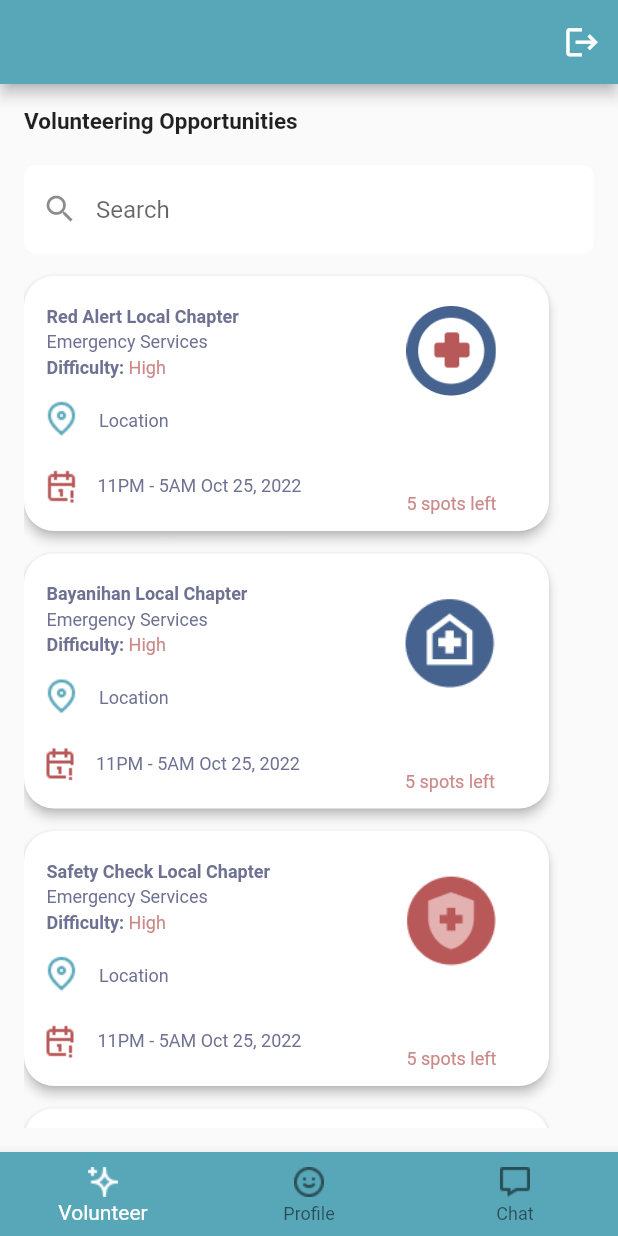
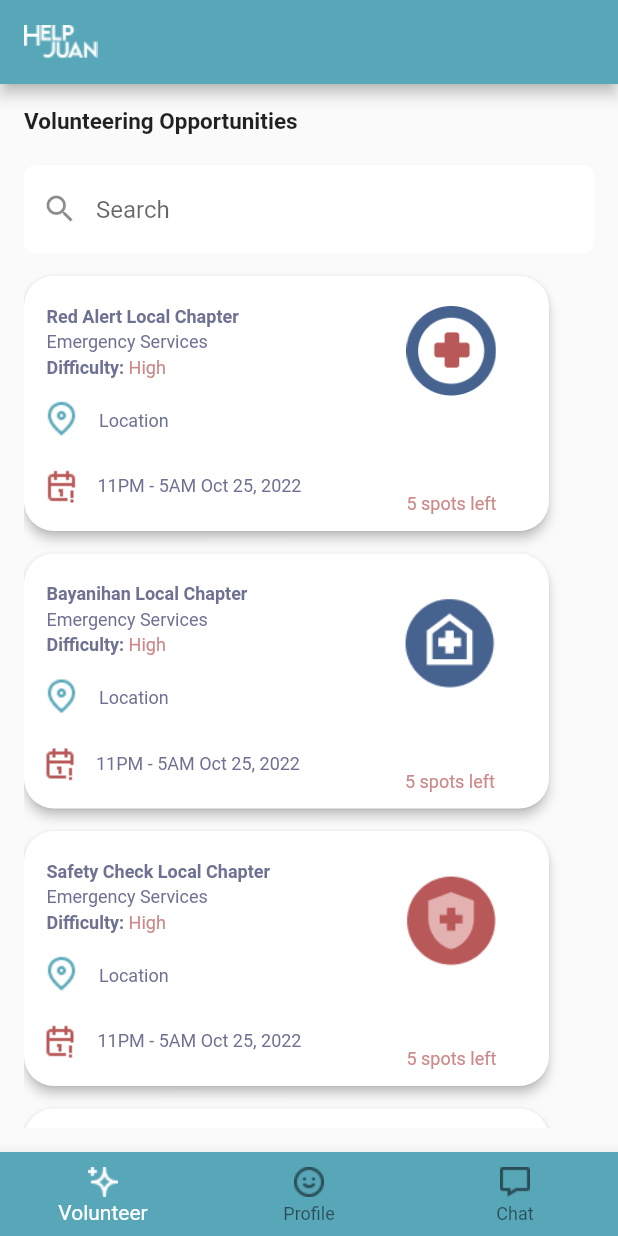
Before and after one commit to EruelUrsua/HelpJuan, a Flutter app: the screen it shows once a user with an empty profile is signed in, on a phone screen of 412 x 824 dp. Run offline on Flutter 3.47's test engine with Material 2 defaults, Android fonts, the phone set to English and light mode, and no system bars; our stand-ins replace firebase_auth, firebase_core; missing offline and left inert: firebase_ui_auth; accounts and stored records are empty; Roboto replaces fonts that are missing (Questrial).

Commit message:
added logos

```diff
--- a/lib/Login/login.dart
+++ b/lib/Login/login.dart
@@ -45,7 +45,7 @@ class _LoginState extends State<Login> {
                   Container(
                     margin: EdgeInsets.only(top: 1),
                     child: Text(
-                      'Lorem Ipsum',
+                      '',
                       style: TextStyle(
                         fontSize: 14,
                         color: Colors.white,
--- a/lib/Login/register.dart
+++ b/lib/Login/register.dart
@@ -44,7 +44,7 @@ class _RegisterState extends State<Register> {
                   Container(
                     margin: EdgeInsets.only(top: 1),
                     child: Text(
-                      'Lorem Ipsum',
+                      '',
                       style: TextStyle(
                         fontSize: 14,
                         color: Color(0xFF6E7191),
--- a/lib/VolunteeringOpportunities/volunteeringOpportunities.dart
+++ b/lib/VolunteeringOpportunities/volunteeringOpportunities.dart
@@ -21,18 +21,19 @@ class _VolunteeringOpportunitiesPageState
     return LayoutBuilder(builder: (context, constraints) {
       return Scaffold(
         appBar: AppBar(
-          centerTitle: true,
-          actions: <Widget>[
-            IconButton(
-                icon: Icon(
-                  Icons.logout,
-                  color: Colors.white,
-                  size: 25,
-                ),
-                onPressed: () {
-                  Authentication().signOut();
-                })
-          ],
+          title: Image.asset('assets/images/name.png'),
+          // centerTitle: true,
+          // actions: <Widget>[
+          //   IconButton(
+          //       icon: Icon(
+          //         Icons.logout,
+          //         color: Colors.white,
+          //         size: 25,
+          //       ),
+          //       onPressed: () {
+          //         Authentication().signOut();
+          //       })
+          // ],
           automaticallyImplyLeading: false,
         ), // AppBar
         body: Padding(
--- a/lib/chat/chat.dart
+++ b/lib/chat/chat.dart
@@ -29,6 +29,7 @@ class _chatPageState extends State<chatPage> {
   Widget build(BuildContext context) {
     return Scaffold(
       appBar: AppBar(
+        title: Image.asset('assets/images/name.png'),
         automaticallyImplyLeading: false,
       ),
       body: Padding(
```
